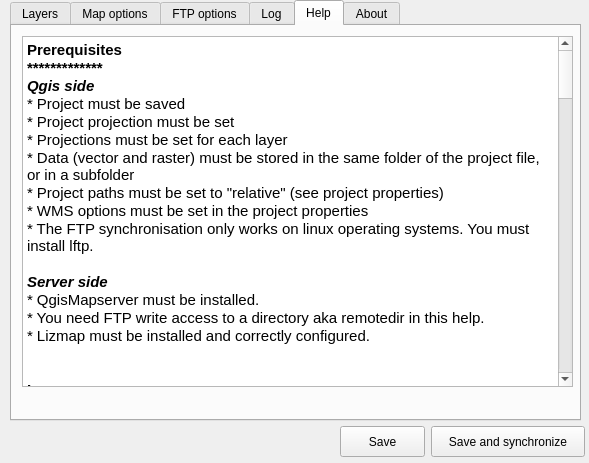
Qt form ui_lizmap.ui (3liz/lizmap-plugin) before a commit.
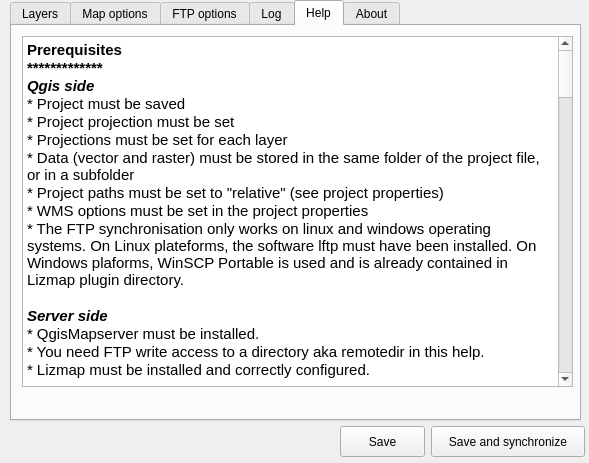
The same form after that commit. The open tabs and pages were chosen to show the change.

Commit message: Help - some modifications to include Windows users

Patch:
```diff
--- a/ui_lizmap.ui
+++ b/ui_lizmap.ui
@@ -586,13 +586,16 @@
 &lt;p style=&quot; margin-top:0px; margin-bottom:0px; margin-left:0px; margin-right:0px; -qt-block-indent:0; text-indent:0px;&quot;&gt;* Data (vector and raster) must be stored in the same folder of the project file, or in a subfolder&lt;/p&gt;
 &lt;p style=&quot; margin-top:0px; margin-bottom:0px; margin-left:0px; margin-right:0px; -qt-block-indent:0; text-indent:0px;&quot;&gt;* Project paths must be set to &amp;quot;relative&amp;quot; (see project properties)&lt;/p&gt;
 &lt;p style=&quot; margin-top:0px; margin-bottom:0px; margin-left:0px; margin-right:0px; -qt-block-indent:0; text-indent:0px;&quot;&gt;* WMS options must be set in the project properties&lt;/p&gt;
-&lt;p style=&quot; margin-top:0px; margin-bottom:0px; margin-left:0px; margin-right:0px; -qt-block-indent:0; text-indent:0px;&quot;&gt;* The FTP synchronisation only works on linux operating systems. You must install lftp.&lt;/p&gt;
+&lt;p style=&quot; margin-top:0px; margin-bottom:0px; margin-left:0px; margin-right:0px; -qt-block-indent:0; text-indent:0px;&quot;&gt;* The FTP synchronisation only works on linux and windows operating systems. On Linux plateforms, the software lftp must have been installed. On Windows plaforms, WinSCP Portable is used and is already contained in Lizmap plugin directory.&lt;/p&gt;
 &lt;p style=&quot;-qt-paragraph-type:empty; margin-top:0px; margin-bottom:0px; margin-left:0px; margin-right:0px; -qt-block-indent:0; text-indent:0px;&quot;&gt;&lt;/p&gt;
 &lt;p style=&quot; margin-top:0px; margin-bottom:0px; margin-left:0px; margin-right:0px; -qt-block-indent:0; text-indent:0px;&quot;&gt;&lt;span style=&quot; font-weight:600; font-style:italic;&quot;&gt;Server side&lt;/span&gt;&lt;/p&gt;
 &lt;p style=&quot; margin-top:0px; margin-bottom:0px; margin-left:0px; margin-right:0px; -qt-block-indent:0; text-indent:0px;&quot;&gt;* QgisMapserver must be installed.&lt;/p&gt;
 &lt;p style=&quot; margin-top:0px; margin-bottom:0px; margin-left:0px; margin-right:0px; -qt-block-indent:0; text-indent:0px;&quot;&gt;* You need FTP write access to a directory aka remotedir in this help.&lt;/p&gt;
 &lt;p style=&quot; margin-top:0px; margin-bottom:0px; margin-left:0px; margin-right:0px; -qt-block-indent:0; text-indent:0px;&quot;&gt;* Lizmap must be installed and correctly configured.&lt;/p&gt;
 &lt;p style=&quot;-qt-paragraph-type:empty; margin-top:0px; margin-bottom:0px; margin-left:0px; margin-right:0px; -qt-block-indent:0; text-indent:0px;&quot;&gt;&lt;/p&gt;
+&lt;p style=&quot; margin-top:0px; margin-bottom:0px; margin-left:0px; margin-right:0px; -qt-block-indent:0; text-indent:0px;&quot;&gt;&lt;span style=&quot; font-weight:600;&quot;&gt;Usage&lt;/span&gt;&lt;/p&gt;
+&lt;p style=&quot; margin-top:0px; margin-bottom:0px; margin-left:0px; margin-right:0px; -qt-block-indent:0; text-indent:0px;&quot;&gt;&lt;span style=&quot; font-weight:600;&quot;&gt;************&lt;/span&gt;&lt;/p&gt;
+&lt;p style=&quot; margin-top:0px; margin-bottom:0px; margin-left:0px; margin-right:0px; -qt-block-indent:0; text-indent:0px;&quot;&gt;Please read the following desription of each interface tab first. The usage scenario is written further down.&lt;/p&gt;
 &lt;p style=&quot;-qt-paragraph-type:empty; margin-top:0px; margin-bottom:0px; margin-left:0px; margin-right:0px; -qt-block-indent:0; text-indent:0px;&quot;&gt;&lt;/p&gt;
 &lt;p style=&quot; margin-top:0px; margin-bottom:0px; margin-left:0px; margin-right:0px; -qt-block-indent:0; text-indent:0px;&quot;&gt;&lt;span style=&quot; font-weight:600;&quot;&gt;Layers&lt;/span&gt;&lt;/p&gt;
 &lt;p style=&quot; margin-top:0px; margin-bottom:0px; margin-left:0px; margin-right:0px; -qt-block-indent:0; text-indent:0px;&quot;&gt;&lt;span style=&quot; font-weight:600;&quot;&gt;*************&lt;/span&gt;&lt;/p&gt;
@@ -634,7 +637,7 @@
 &lt;p style=&quot; margin-top:0px; margin-bottom:0px; margin-left:0px; margin-right:0px; -qt-block-indent:0; text-indent:0px;&quot;&gt;&lt;span style=&quot; font-weight:600;&quot;&gt;*************&lt;/span&gt;&lt;/p&gt;
 &lt;p style=&quot; margin-top:0px; margin-bottom:0px; margin-left:0px; margin-right:0px; -qt-block-indent:0; text-indent:0px;&quot;&gt;In this tab, you can write and edit FTP options to tell the plugin where and how to store your local project data on the server :&lt;/p&gt;
 &lt;p style=&quot;-qt-paragraph-type:empty; margin-top:0px; margin-bottom:0px; margin-left:0px; margin-right:0px; -qt-block-indent:0; text-indent:0px;&quot;&gt;&lt;/p&gt;
-&lt;p style=&quot; margin-top:0px; margin-bottom:0px; margin-left:0px; margin-right:0px; -qt-block-indent:0; text-indent:0px;&quot;&gt;* &lt;span style=&quot; font-weight:600; font-style:italic;&quot;&gt;host&lt;/span&gt; : FTP host, corresponding to the server where Qgis Server is installed&lt;/p&gt;
+&lt;p style=&quot; margin-top:0px; margin-bottom:0px; margin-left:0px; margin-right:0px; -qt-block-indent:0; text-indent:0px;&quot;&gt;* &lt;span style=&quot; font-weight:600; font-style:italic;&quot;&gt;host&lt;/span&gt; : FTP host, corresponding to the server where Qgis Server is installed (ip address or domain)&lt;/p&gt;
 &lt;p style=&quot;-qt-paragraph-type:empty; margin-top:0px; margin-bottom:0px; margin-left:0px; margin-right:0px; -qt-block-indent:0; text-indent:0px;&quot;&gt;&lt;/p&gt;
 &lt;p style=&quot; margin-top:0px; margin-bottom:0px; margin-left:0px; margin-right:0px; -qt-block-indent:0; text-indent:0px;&quot;&gt;* &lt;span style=&quot; font-weight:600; font-style:italic;&quot;&gt;username&lt;/span&gt; = Ftp username&lt;/p&gt;
 &lt;p style=&quot;-qt-paragraph-type:empty; margin-top:0px; margin-bottom:0px; margin-left:0px; margin-right:0px; -qt-block-indent:0; text-indent:0px;&quot;&gt;&lt;/p&gt;
@@ -642,7 +645,9 @@
 &lt;p style=&quot;-qt-paragraph-type:empty; margin-top:0px; margin-bottom:0px; margin-left:0px; margin-right:0px; -qt-block-indent:0; text-indent:0px;&quot;&gt;&lt;/p&gt;
 &lt;p style=&quot; margin-top:0px; margin-bottom:0px; margin-left:0px; margin-right:0px; -qt-block-indent:0; text-indent:0px;&quot;&gt;* &lt;span style=&quot; font-weight:600; font-style:italic;&quot;&gt;port&lt;/span&gt; = Ftp port (21 if not given)&lt;/p&gt;
 &lt;p style=&quot;-qt-paragraph-type:empty; margin-top:0px; margin-bottom:0px; margin-left:0px; margin-right:0px; -qt-block-indent:0; text-indent:0px;&quot;&gt;&lt;/p&gt;
-&lt;p style=&quot; margin-top:0px; margin-bottom:0px; margin-left:0px; margin-right:0px; -qt-block-indent:0; text-indent:0px;&quot;&gt;* &lt;span style=&quot; font-weight:600; font-style:italic;&quot;&gt;remotedir&lt;/span&gt; = Path to the directory where all your qgis project data (project file, rasters and vectors) must be sent.&lt;/p&gt;
+&lt;p style=&quot; margin-top:0px; margin-bottom:0px; margin-left:0px; margin-right:0px; -qt-block-indent:0; text-indent:0px;&quot;&gt;* &lt;span style=&quot; font-weight:600; font-style:italic;&quot;&gt;remotedir&lt;/span&gt; = Path to the directory where all your qgis project data (project file, rasters and vectors) must be sent. &lt;/p&gt;
+&lt;p style=&quot; margin-top:0px; margin-bottom:0px; margin-left:0px; margin-right:0px; -qt-block-indent:0; text-indent:0px;&quot;&gt;- For Windows users, you must give a full path, for exemple : &amp;quot;/home/username/myremotedir/&amp;quot; (please ask the server admin for the complete path to you FTP root folder).&lt;/p&gt;
+&lt;p style=&quot; margin-top:0px; margin-bottom:0px; margin-left:0px; margin-right:0px; -qt-block-indent:0; text-indent:0px;&quot;&gt;- For linux users, just use a relative path, such as &amp;quot;/myremotedir/&amp;quot;&lt;/p&gt;
 &lt;p style=&quot;-qt-paragraph-type:empty; margin-top:0px; margin-bottom:0px; margin-left:0px; margin-right:0px; -qt-block-indent:0; text-indent:0px;&quot;&gt;&lt;/p&gt;
 &lt;p style=&quot;-qt-paragraph-type:empty; margin-top:0px; margin-bottom:0px; margin-left:0px; margin-right:0px; -qt-block-indent:0; text-indent:0px;&quot;&gt;&lt;/p&gt;
 &lt;p style=&quot; margin-top:0px; margin-bottom:0px; margin-left:0px; margin-right:0px; -qt-block-indent:0; text-indent:0px;&quot;&gt;&lt;span style=&quot; font-weight:600;&quot;&gt;Log&lt;/span&gt;&lt;/p&gt;
@@ -655,7 +660,9 @@
 &lt;p style=&quot;-qt-paragraph-type:empty; margin-top:0px; margin-bottom:0px; margin-left:0px; margin-right:0px; -qt-block-indent:0; text-indent:0px;&quot;&gt;&lt;/p&gt;
 &lt;p style=&quot; margin-top:0px; margin-bottom:0px; margin-left:0px; margin-right:0px; -qt-block-indent:0; text-indent:0px;&quot;&gt;* When performing a FTP synchronisation, an orange message &amp;quot;running&amp;quot; is written next to the &amp;quot;Clear log&amp;quot; button, and a small progress bar moves from 0 to 1 each time an FTP operation has been made. &lt;/p&gt;
 &lt;p style=&quot;-qt-paragraph-type:empty; margin-top:0px; margin-bottom:0px; margin-left:0px; margin-right:0px; -qt-block-indent:0; text-indent:0px;&quot;&gt;&lt;/p&gt;
-&lt;p style=&quot; margin-top:0px; margin-bottom:0px; margin-left:0px; margin-right:0px; -qt-block-indent:0; text-indent:0px;&quot;&gt;You can clear the log by clicking on the &amp;quot;Clear log&amp;quot; button.&lt;/p&gt;
+&lt;p style=&quot; margin-top:0px; margin-bottom:0px; margin-left:0px; margin-right:0px; -qt-block-indent:0; text-indent:0px;&quot;&gt;* You can cancel a FTP Synchronization by clicking the &amp;quot;Cancel&amp;quot; button in the Log tab.&lt;/p&gt;
+&lt;p style=&quot;-qt-paragraph-type:empty; margin-top:0px; margin-bottom:0px; margin-left:0px; margin-right:0px; -qt-block-indent:0; text-indent:0px;&quot;&gt;&lt;/p&gt;
+&lt;p style=&quot; margin-top:0px; margin-bottom:0px; margin-left:0px; margin-right:0px; -qt-block-indent:0; text-indent:0px;&quot;&gt;* You can clear the log by clicking on the &amp;quot;Clear log&amp;quot; button.&lt;/p&gt;
 &lt;p style=&quot;-qt-paragraph-type:empty; margin-top:0px; margin-bottom:0px; margin-left:0px; margin-right:0px; -qt-block-indent:0; text-indent:0px;&quot;&gt;&lt;/p&gt;
 &lt;p style=&quot;-qt-paragraph-type:empty; margin-top:0px; margin-bottom:0px; margin-left:0px; margin-right:0px; -qt-block-indent:0; text-indent:0px;&quot;&gt;&lt;/p&gt;
 &lt;p style=&quot; margin-top:0px; margin-bottom:0px; margin-left:0px; margin-right:0px; -qt-block-indent:0; text-indent:0px;&quot;&gt;&lt;span style=&quot; font-weight:600;&quot;&gt;Help&lt;/span&gt;&lt;/p&gt;
@@ -673,13 +680,13 @@
 &lt;p style=&quot;-qt-paragraph-type:empty; margin-top:0px; margin-bottom:0px; margin-left:0px; margin-right:0px; -qt-block-indent:0; text-indent:0px;&quot;&gt;&lt;/p&gt;
 &lt;p style=&quot; margin-top:0px; margin-bottom:0px; margin-left:0px; margin-right:0px; -qt-block-indent:0; text-indent:0px;&quot;&gt;* Click the &amp;quot;&lt;span style=&quot; font-weight:600;&quot;&gt;Save&lt;/span&gt;&amp;quot; button will save the configuration in a file stored next to your qgis project file. Then you will have to manually send the modified files (project, config file, raster and vector data, etc.) from your computer to the remote FTP directory.&lt;/p&gt;
 &lt;p style=&quot;-qt-paragraph-type:empty; margin-top:0px; margin-bottom:0px; margin-left:0px; margin-right:0px; -qt-block-indent:0; text-indent:0px;&quot;&gt;&lt;/p&gt;
-&lt;p style=&quot; margin-top:0px; margin-bottom:0px; margin-left:0px; margin-right:0px; -qt-block-indent:0; text-indent:0px;&quot;&gt;* (LINUX ONLY ) Click the &amp;quot;&lt;span style=&quot; font-weight:600;&quot;&gt;Save and synchronize&lt;/span&gt;&amp;quot; button will first save the configuration. It will then synchronize your &lt;span style=&quot; font-weight:600;&quot;&gt;local directory&lt;/span&gt;&lt;span style=&quot; font-style:italic;&quot;&gt; &lt;/span&gt;(where the project file and all data are stored on your computer) to the &lt;span style=&quot; font-weight:600;&quot;&gt;&amp;quot;remotedir&amp;quot; server directory &lt;/span&gt;: &lt;/p&gt;
+&lt;p style=&quot; margin-top:0px; margin-bottom:0px; margin-left:0px; margin-right:0px; -qt-block-indent:0; text-indent:0px;&quot;&gt;* Click the &amp;quot;&lt;span style=&quot; font-weight:600;&quot;&gt;Save and synchronize&lt;/span&gt;&amp;quot; button will first save the configuration. It will then synchronize your &lt;span style=&quot; font-weight:600;&quot;&gt;local directory&lt;/span&gt;&lt;span style=&quot; font-style:italic;&quot;&gt; &lt;/span&gt;(where the project file and all data are stored on your computer) to the &lt;span style=&quot; font-weight:600;&quot;&gt;&amp;quot;remotedir&amp;quot; server directory &lt;/span&gt;: &lt;/p&gt;
 &lt;p style=&quot; margin-top:0px; margin-bottom:0px; margin-left:0px; margin-right:0px; -qt-block-indent:0; text-indent:0px;&quot;&gt;  - every local updated or non existing file will be sent, &lt;/p&gt;
 &lt;p style=&quot; margin-top:0px; margin-bottom:0px; margin-left:0px; margin-right:0px; -qt-block-indent:0; text-indent:0px;&quot;&gt;  - every remote file which does not exist locally will be &lt;span style=&quot; font-weight:600;&quot;&gt;removed&lt;/span&gt;. &lt;/p&gt;
 &lt;p style=&quot; margin-top:0px; margin-bottom:0px; margin-left:0px; margin-right:0px; -qt-block-indent:0; text-indent:0px;&quot;&gt;Note that only the modified files will be sent to prevent unwanted network usage.&lt;/p&gt;
-&lt;p style=&quot; margin-top:0px; margin-bottom:0px; margin-left:0px; margin-right:0px; -qt-block-indent:0; text-indent:0px;&quot;&gt;&lt;span style=&quot; font-weight:600;&quot;&gt;WARNING&lt;/span&gt; : all the content of the server directory not related to your local project will be lost !&lt;/p&gt;
+&lt;p style=&quot; margin-top:0px; margin-bottom:0px; margin-left:0px; margin-right:0px; -qt-block-indent:0; text-indent:0px;&quot;&gt;&lt;span style=&quot; font-weight:600;&quot;&gt;WARNING&lt;/span&gt; :&lt;span style=&quot; font-weight:600;&quot;&gt; all the content of the server directory not related to your local project will be lost !&lt;/span&gt;&lt;/p&gt;
 &lt;p style=&quot;-qt-paragraph-type:empty; margin-top:0px; margin-bottom:0px; margin-left:0px; margin-right:0px; -qt-block-indent:0; text-indent:0px;&quot;&gt;&lt;/p&gt;
-&lt;p style=&quot; margin-top:0px; margin-bottom:0px; margin-left:0px; margin-right:0px; -qt-block-indent:0; text-indent:0px;&quot;&gt;&lt;span style=&quot; font-weight:600; font-style:italic;&quot;&gt;Alway have a fresh backup of your local project and data files !&lt;/span&gt;&lt;/p&gt;
+&lt;p style=&quot; margin-top:0px; margin-bottom:0px; margin-left:0px; margin-right:0px; -qt-block-indent:0; text-indent:0px;&quot;&gt;&lt;span style=&quot; font-weight:600; font-style:italic;&quot;&gt;*** Alway have a fresh backup of your local project and data files ! ***&lt;/span&gt;&lt;/p&gt;
 &lt;p style=&quot;-qt-paragraph-type:empty; margin-top:0px; margin-bottom:0px; margin-left:0px; margin-right:0px; -qt-block-indent:0; text-indent:0px;&quot;&gt;&lt;/p&gt;
 &lt;p style=&quot;-qt-paragraph-type:empty; margin-top:0px; margin-bottom:0px; margin-left:0px; margin-right:0px; -qt-block-indent:0; text-indent:0px;&quot;&gt;&lt;/p&gt;
 &lt;p style=&quot; margin-top:0px; margin-bottom:0px; margin-left:0px; margin-right:0px; -qt-block-indent:0; text-indent:0px;&quot;&gt;&lt;span style=&quot; font-weight:600;&quot;&gt;Lizmap Hints&lt;/span&gt;&lt;/p&gt;
```
Left out of the diff: 13 changed lines with no effect on the pictures. The commit also changes 2 other files.
